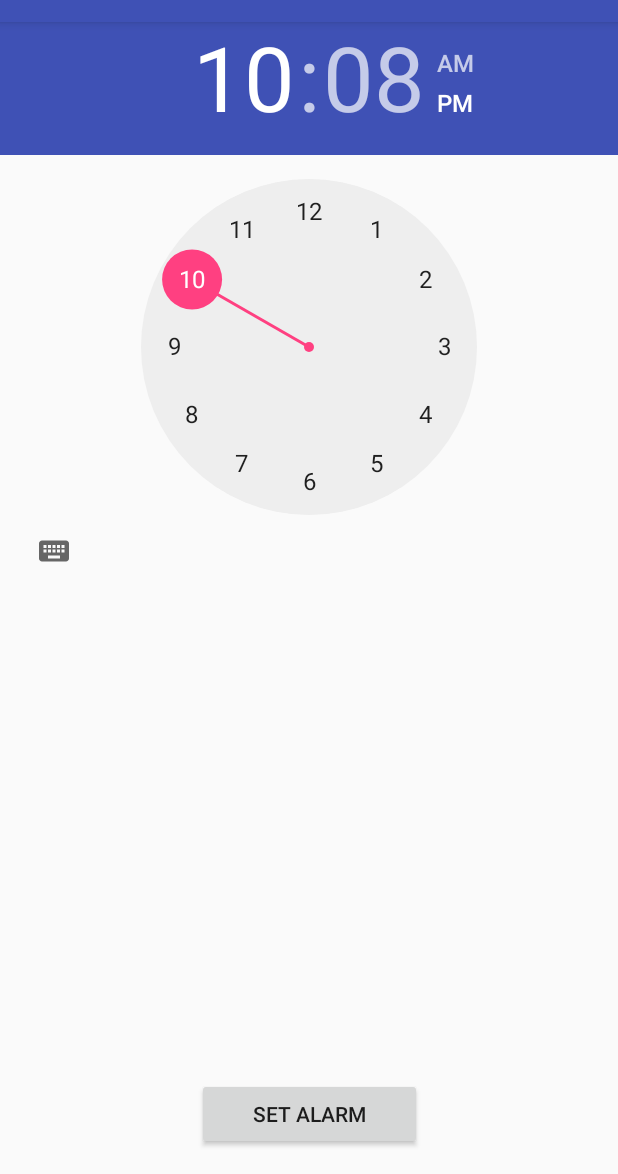
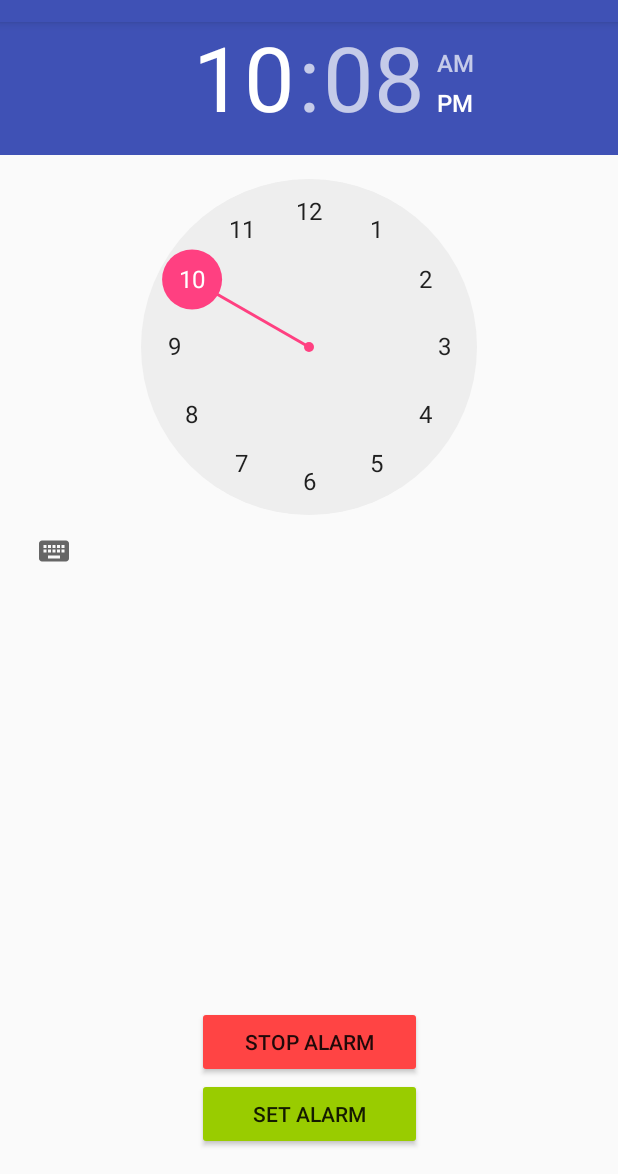
Before and after one commit to kumailn/alarmClock, an Android app: the screen it shows after launch (MainActivity), on a phone screen of 412 x 824 dp, the part 62-1236 px from its top. Run offline under Robolectric (Android 15) with nearby library versions, the phone set to English and light mode, and no system bars.

Commit message:
Added option to Stop Service

```diff
--- a/app/src/main/java/com/kumailn/alarmclock/MainActivity.java
+++ b/app/src/main/java/com/kumailn/alarmclock/MainActivity.java
@@ -24,6 +24,7 @@ public class MainActivity extends AppCompatActivity {
         setContentView(R.layout.activity_main);
         final TimePicker pickTime = (TimePicker)findViewById(R.id.timePicker);
         Button checkTime = (Button)findViewById(R.id.checkTimeButton);
+        Button stopTime = (Button)findViewById(R.id.stopTime);
         //Alarm manager object initialization
         alarm_manager = (AlarmManager) getSystemService(ALARM_SERVICE);
         final Calendar calendar = Calendar.getInstance();
@@ -43,10 +44,22 @@ public class MainActivity extends AppCompatActivity {
                 Log.e(String.valueOf(calendar.getTimeInMillis()), " time in milis");
 
                 Intent i = new Intent(MainActivity.this, MyReceiver.class);
+                i.putExtra("ON", true);
                 pendingIntent = PendingIntent.getBroadcast(MainActivity.this, 0, i, 0);
+
                 alarm_manager.setExactAndAllowWhileIdle(AlarmManager.RTC_WAKEUP, calendar.getTimeInMillis(),  pendingIntent);
 
+
+
                 Toast.makeText(MainActivity.this, hour + " " + minute, Toast.LENGTH_LONG).show();
+            }
+        });
+
+        stopTime.setOnClickListener(new View.OnClickListener() {
+            @Override
+            public void onClick(View view) {
+                stopService(new Intent(getApplicationContext(), MyService.class));
+
             }
         });
 
--- a/app/src/main/java/com/kumailn/alarmclock/MyReceiver.java
+++ b/app/src/main/java/com/kumailn/alarmclock/MyReceiver.java
@@ -12,7 +12,9 @@ public class MyReceiver extends BroadcastReceiver {
     public void onReceive(Context context, Intent intent) {
         Toast.makeText(context, "In Receiver", Toast.LENGTH_SHORT).show();
         ///Log.e("In the receiver", "");
+        boolean Alarm_State = intent.getBooleanExtra("ON", false);
         Intent ii = new Intent(context, MyService.class);
+        ii.putExtra("ON", Alarm_State);
         context.startService(ii);
     }
 }
--- a/app/src/main/res/layout/activity_main.xml
+++ b/app/src/main/res/layout/activity_main.xml
@@ -5,6 +5,19 @@
     android:layout_width="match_parent"
     android:layout_height="match_parent"
     tools:context="com.kumailn.alarmclock.MainActivity">
+
+    <Button
+        android:id="@+id/stopTime"
+        android:layout_width="150dp"
+        android:layout_height="0dp"
+        android:layout_marginBottom="64dp"
+        android:layout_marginLeft="8dp"
+        android:layout_marginRight="8dp"
+        android:backgroundTint="@android:color/holo_red_light"
+        android:text="Stop Alarm"
+        app:layout_constraintBottom_toBottomOf="parent"
+        app:layout_constraintLeft_toLeftOf="parent"
+        app:layout_constraintRight_toRightOf="parent" />
 
     <TimePicker
         android:id="@+id/timePicker"
@@ -23,6 +36,7 @@
         android:layout_marginBottom="16dp"
         android:layout_marginLeft="8dp"
         android:layout_marginRight="8dp"
+        android:backgroundTint="@android:color/holo_green_light"
         android:text="Set Alarm"
         app:layout_constraintBottom_toBottomOf="parent"
         app:layout_constraintLeft_toLeftOf="parent"
```
Also changed, not shown: app/src/main/java/com/kumailn/alarmclock/MyService.java (+23 -2 lines).
